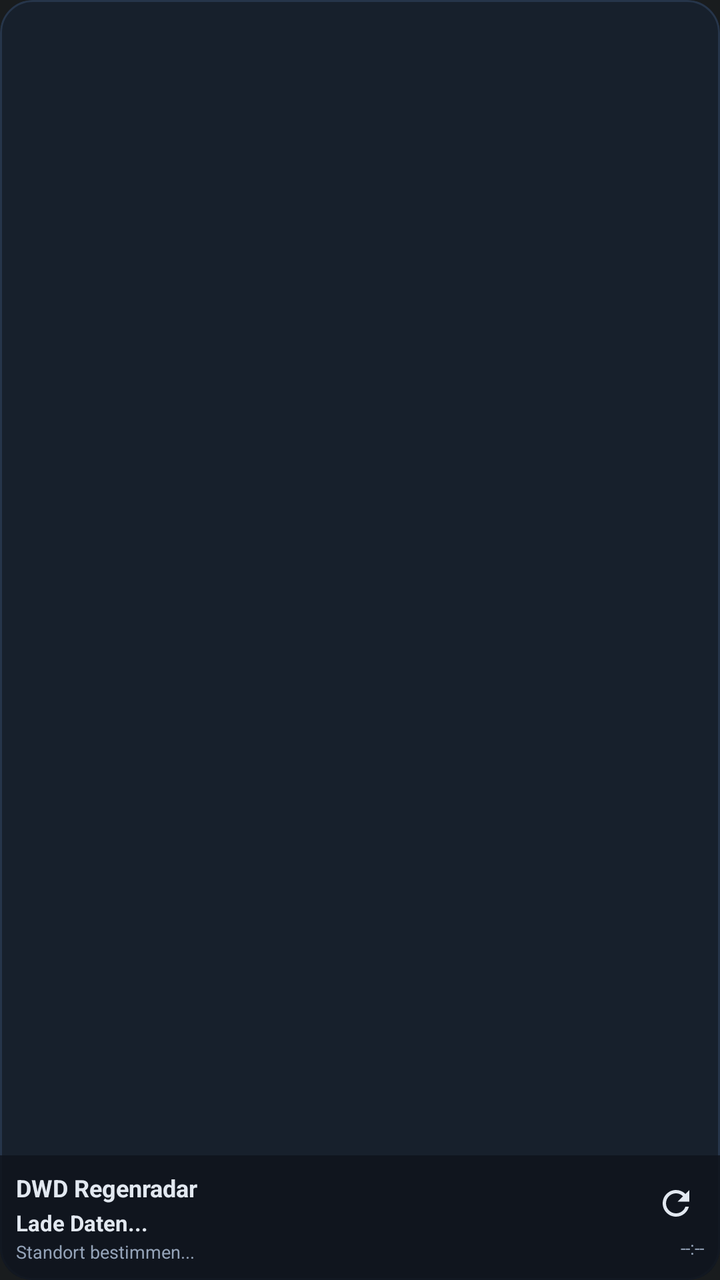
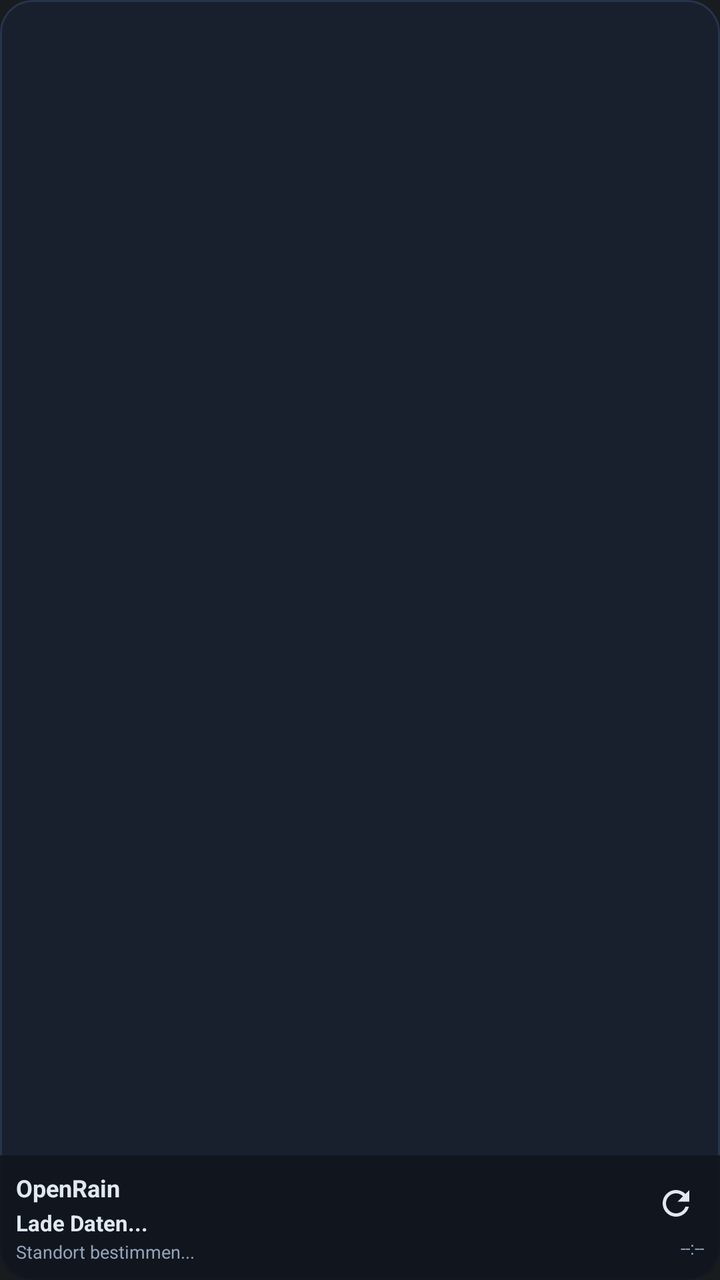

Two renders of the same Android screen: before a commit and after it. Below are the layout's source before the change and the commit's diff.
<!-- AndroidManifest.xml: application theme android:Theme.DeviceDefault.NoActionBar -->
<!-- res/layout/radar_widget.xml -->
<?xml version="1.0" encoding="utf-8"?>
<FrameLayout xmlns:android="http://schemas.android.com/apk/res/android"
    android:id="@+id/widget_root"
    android:layout_width="match_parent"
    android:layout_height="match_parent"
    android:background="@drawable/widget_background"
    android:clipToOutline="true">

    
    <ImageView
        android:id="@+id/widget_radar_image"
        android:layout_width="match_parent"
        android:layout_height="match_parent"
        android:scaleType="centerCrop"
        android:contentDescription="Deutschland Regenradar Vorschau" />

    
    <LinearLayout
        android:layout_width="match_parent"
        android:layout_height="wrap_content"
        android:layout_gravity="bottom"
        android:orientation="horizontal"
        android:background="#DD0F141C"
        android:padding="8dp"
        android:gravity="center_vertical">

        
        <LinearLayout
            android:layout_width="0dp"
            android:layout_height="wrap_content"
            android:layout_weight="1"
            android:orientation="vertical">

            <TextView
                android:id="@+id/widget_title"
                android:layout_width="wrap_content"
                android:layout_height="wrap_content"
                android:text="DWD Regenradar"
                android:textColor="#E2E8F0"
                android:textSize="12sp"
                android:textStyle="bold" />

            <TextView
                android:id="@+id/widget_forecast_text"
                android:layout_width="wrap_content"
                android:layout_height="wrap_content"
                android:text="Lade Daten..."
                android:textColor="#E2E8F0"
                android:textSize="11sp"
                android:layout_marginTop="2dp"
                android:textStyle="bold" />

            <TextView
                android:id="@+id/widget_subtext"
                android:layout_width="wrap_content"
                android:layout_height="wrap_content"
                android:text="Standort bestimmen..."
                android:textColor="#94A3B8"
                android:textSize="9sp"
                android:layout_marginTop="1dp" />
        </LinearLayout>

        
        <LinearLayout
            android:layout_width="wrap_content"
            android:layout_height="wrap_content"
            android:orientation="vertical"
            android:gravity="end">

            <ImageView
                android:id="@+id/widget_btn_refresh"
                android:layout_width="28dp"
                android:layout_height="28dp"
                android:background="?android:attr/selectableItemBackgroundBorderless"
                android:clickable="true"
                android:focusable="true"
                android:padding="4dp"
                android:src="@drawable/ic_refresh"
                android:tint="#E2E8F0"
                android:contentDescription="Aktualisieren" />

            <TextView
                android:id="@+id/widget_update_time"
                android:layout_width="wrap_content"
                android:layout_height="wrap_content"
                android:layout_marginTop="2dp"
                android:text="--:--"
                android:textColor="#94A3B8"
                android:textSize="9sp" />
        </LinearLayout>
    </LinearLayout>
</FrameLayout>
<!-- resources referenced by this layout -->
<resources>
  <!-- drawable ic_refresh (drawable) -->
  <vector xmlns:android="http://schemas.android.com/apk/res/android"
      android:width="24dp"
      android:height="24dp"
      android:viewportWidth="24"
      android:viewportHeight="24">
    <path
        android:fillColor="#FF000000"
        android:pathData="M17.65,6.35C16.2,4.9 14.21,4 12,4c-4.42,0 -7.99,3.58 -7.99,8s3.57,8 7.99,8c3.73,0 6.84,-2.55 7.73,-6h-2.08c-0.82,2.33 -3.04,4 -5.65,4 -3.31,0 -6,-2.69 -6,-6s2.69,-6 6,-6c1.66,0 3.14,0.69 4.22,1.78L13,11h7V4l-2.35,2.35z"/>
  </vector>
  <!-- drawable widget_background (drawable) -->
  <?xml version="1.0" encoding="utf-8"?>
  <shape xmlns:android="http://schemas.android.com/apk/res/android"
      android:shape="rectangle">
      <solid android:color="#17202C" />
      <corners android:radius="16dp" />
      <stroke android:width="1dp" android:color="#26354A" />
  </shape>
</resources>

<!-- the commit's change to res/layout/radar_widget.xml (unified diff, before → after) -->
@@ -35,7 +35,7 @@
                 android:id="@+id/widget_title"
                 android:layout_width="wrap_content"
                 android:layout_height="wrap_content"
-                android:text="DWD Regenradar"
+                android:text="OpenRain"
                 android:textColor="#E2E8F0"
                 android:textSize="12sp"
                 android:textStyle="bold" />
